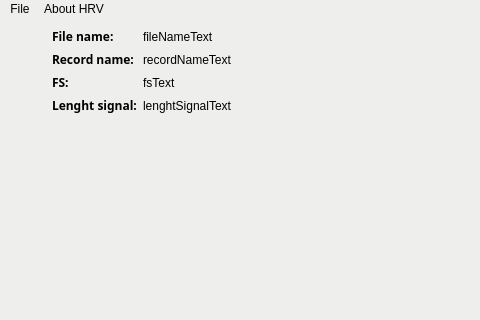
Old version of the form interfaz.ui in the repository LicethYaneth/HRV-QT; both pictures show x 0 to 480 and y 0 to 320 of the 1043 by 768 pixel window.
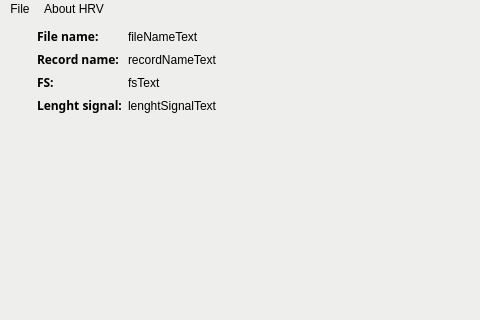
New version of the form. Icons and pictures are not drawn.

```diff
--- a/interfaz.ui
+++ b/interfaz.ui
@@ -70,7 +70,7 @@
          <enum>QLayout::SetMinimumSize</enum>
         </property>
         <property name="leftMargin">
-         <number>20</number>
+         <number>5</number>
         </property>
         <item>
          <widget class="QLabel" name="fileNameLabel">
```
